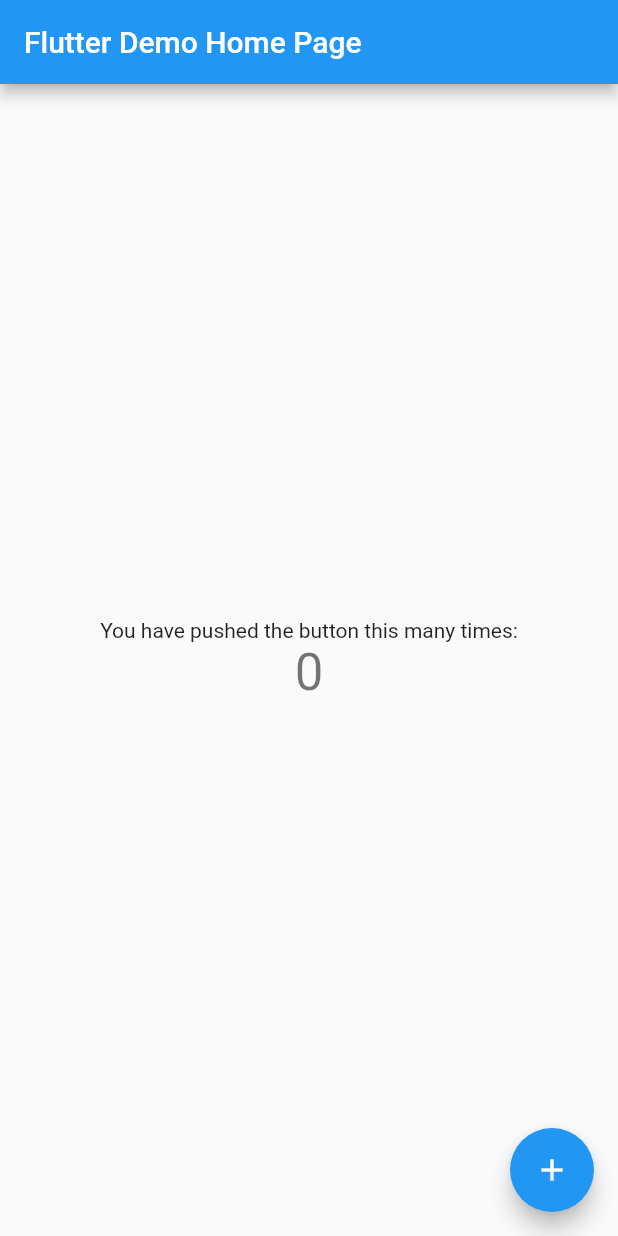
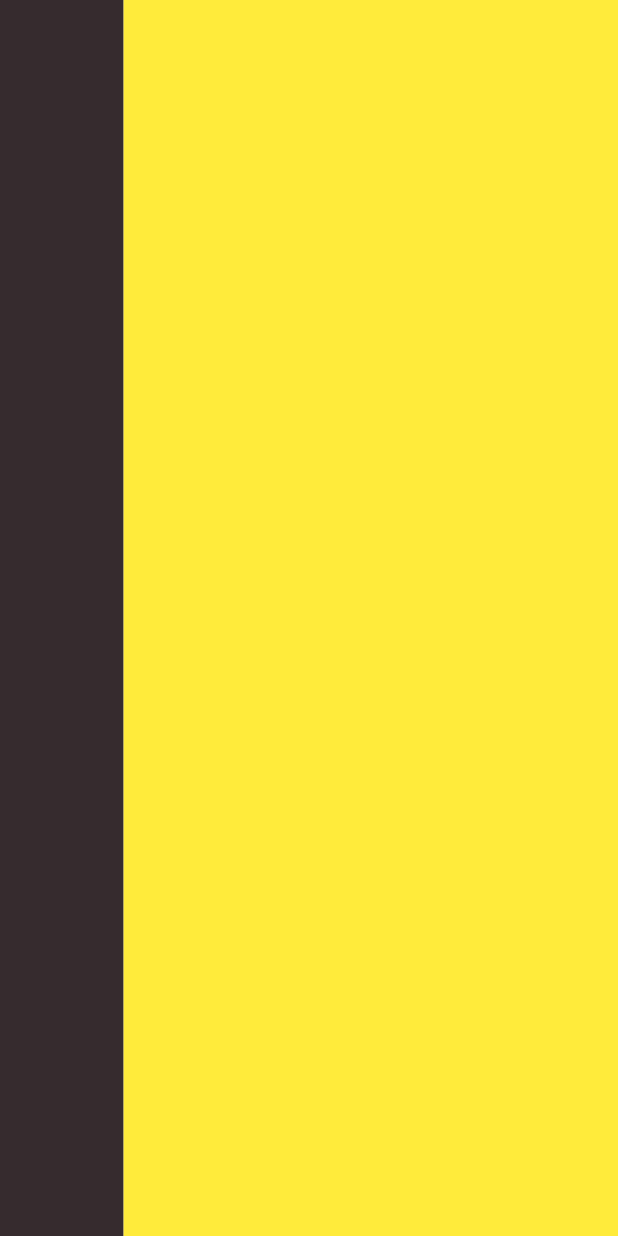
Before and after one commit to yogaxv/volos-wp-theme-flutter, a Flutter app: the screen it shows after launch, on a phone screen of 412 x 824 dp. Run offline on Flutter 3.47's test engine with Material 2 defaults, Android fonts, the phone set to English and light mode, and no system bars.

Commit message:
Create New Homescreen

```diff
--- a/lib/main.dart
+++ b/lib/main.dart
@@ -1,4 +1,5 @@
 import 'package:flutter/material.dart';
+import 'package:volos_wp_theme_dart/screens/home/homescreen.dart';
 
 void main() {
   runApp(MyApp());
@@ -22,7 +23,7 @@
         // is not restarted.
         primarySwatch: Colors.blue,
       ),
-      home: MyHomePage(title: 'Flutter Demo Home Page'),
+      home: HomeScreen(),
     );
   }
 }
--- /dev/null
+++ b/lib/screens/home/homescreen.dart
@@ -0,0 +1,32 @@
+import 'package:flutter/material.dart';
+
+class HomeScreen extends StatelessWidget {
+  const HomeScreen({Key? key}) : super(key: key);
+
+  @override
+  Widget build(BuildContext context) {
+    Size size = MediaQuery.of(context).size;
+
+    return Container(
+      width: size.width,
+      height: size.height,
+      child: Row(
+        mainAxisAlignment: MainAxisAlignment.start,
+        crossAxisAlignment: CrossAxisAlignment.start,
+        children: [
+          Container(
+            height: size.height,
+            width: size.width * 20 / 100,
+            color: Color.fromRGBO(54, 43, 46, 1),
+          ),
+          Expanded(
+            child: Container(
+              height: size.height,
+              color: Colors.yellow,
+            ),
+          )
+        ],
+      ),
+    );
+  }
+}
```
